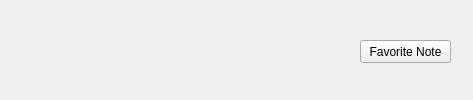
Before: the Qt Designer form notelistitem.ui in Open-App-Library/Vibrato-Notes-Desktop, drawn with Qt 5.
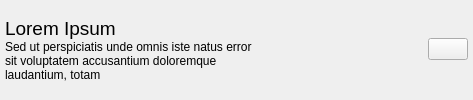
After: the same form once the commit is applied. Icons and pictures are not drawn.

```diff
--- a/notelistitem.ui
+++ b/notelistitem.ui
@@ -19,22 +19,95 @@
   <property name="windowTitle">
    <string>Form</string>
   </property>
-  <widget class="QPushButton" name="pushButton">
-   <property name="geometry">
-    <rect>
-     <x>360</x>
-     <y>40</y>
-     <width>91</width>
-     <height>23</height>
-    </rect>
+  <layout class="QVBoxLayout" name="verticalLayout_2">
+   <property name="spacing">
+    <number>0</number>
    </property>
-   <property name="text">
-    <string>Favorite Note</string>
+   <property name="leftMargin">
+    <number>5</number>
    </property>
-   <property name="checkable">
-    <bool>true</bool>
+   <property name="topMargin">
+    <number>5</number>
    </property>
-  </widget>
+   <property name="rightMargin">
+    <number>5</number>
+   </property>
+   <property name="bottomMargin">
+    <number>5</number>
+   </property>
+   <item>
+    <layout class="QHBoxLayout" name="horizontalLayout">
+     <property name="spacing">
+      <number>0</number>
+     </property>
+     <item>
+      <layout class="QVBoxLayout" name="verticalLayout">
+       <property name="spacing">
+        <number>0</number>
+       </property>
+       <item>
+        <widget class="QLabel" name="label">
+         <property name="font">
+          <font>
+           <pointsize>14</pointsize>
+          </font>
+         </property>
+         <property name="text">
+          <string>Lorem Ipsum</string>
+         </property>
+        </widget>
+       </item>
+       <item>
+        <widget class="QLabel" name="label_2">
+         <property name="text">
+          <string>Sed ut perspiciatis unde omnis iste natus error sit voluptatem accusantium doloremque laudantium, totam</string>
+         </property>
+         <property name="wordWrap">
+          <bool>true</bool>
+         </property>
+        </widget>
+       </item>
+      </layout>
+     </item>
+     <item>
+      <spacer name="horizontalSpacer">
+       <property name="orientation">
+        <enum>Qt::Horizontal</enum>
+       </property>
+       <property name="sizeHint" stdset="0">
+        <size>
+         <width>40</width>
+         <height>20</height>
+        </size>
+       </property>
+      </spacer>
+     </item>
+     <item>
+      <widget class="QPushButton" name="pushButton">
+       <property name="styleSheet">
+        <string notr="true"/>
+       </property>
+       <property name="text">
+        <string/>
+       </property>
+       <property name="icon">
+        <iconset theme="non-starred">
+         <normaloff>.</normaloff>.</iconset>
+       </property>
+       <property name="iconSize">
+        <size>
+         <width>30</width>
+         <height>30</height>
+        </size>
+       </property>
+       <property name="checkable">
+        <bool>true</bool>
+       </property>
+      </widget>
+     </item>
+    </layout>
+   </item>
+  </layout>
  </widget>
  <resources/>
  <connections/>
```
Left out of the diff: 4 changed lines with no effect on the pictures.
